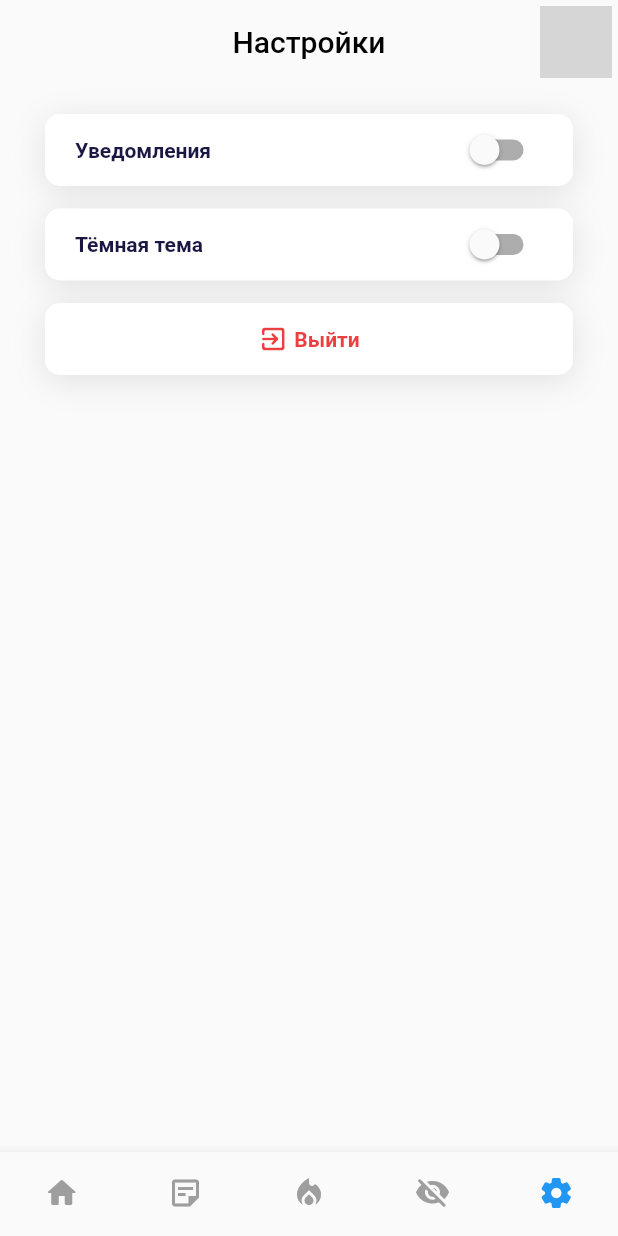
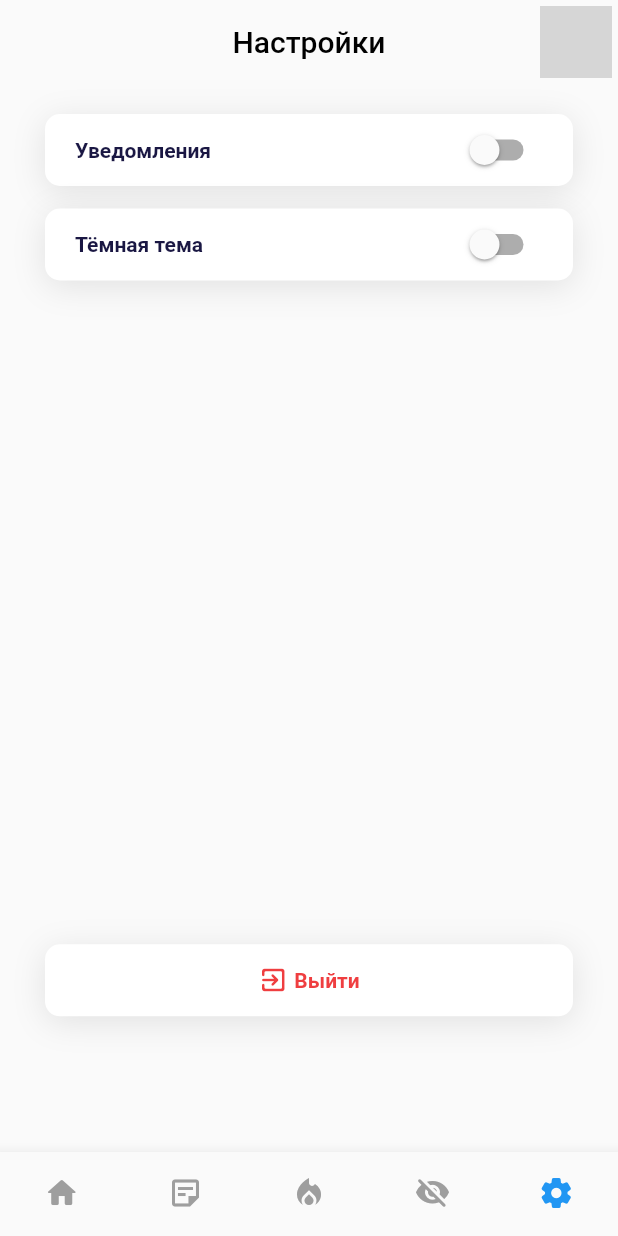
Before and after one commit to black-rusuz/rostelecom, a Flutter app: the screen it shows after launch, item 5 of the bottom bar chosen, on a phone screen of 412 x 824 dp. Run offline on Flutter 3.47's test engine with Material 2 defaults, Android fonts, the phone set to English and light mode, and no system bars; drawn by our look-alikes of cached_network_image; our stand-ins replace dio, equatable, flutter_bloc, get_it, google_fonts, injectable and 1 more; network calls fail; grey boxes are pictures that could not be loaded.

Commit message:
space between in settings

```diff
--- a/lib/presentation/pages/home/settings/settings_fragment.dart
+++ b/lib/presentation/pages/home/settings/settings_fragment.dart
@@ -9,7 +9,9 @@ class SettingsFragment extends StatelessWidget {
 
   @override
   Widget build(BuildContext context) {
-    return Column(
+    return SizedBox(
+      height: MediaQuery.of(context).size.height * 0.73,
+      child: Stack(
         children: [
           Column(
             children: const [
@@ -18,13 +20,18 @@ class SettingsFragment extends StatelessWidget {
               BaseTextSwitch(label: 'Тёмная тема'),
             ],
           ),
-        SizedBox(height: 15),
-        const BaseButton(
+          const Positioned(
+            bottom: 0,
+            left: 0,
+            right: 0,
+            child: BaseButton(
               label: 'Выйти',
               icon: Icons.exit_to_app_rounded,
               textColor: Styles.redColor,
+            ),
           )
         ],
+      ),
     );
   }
 }
```
Lines whose indentation alone changed are shown as unchanged.
